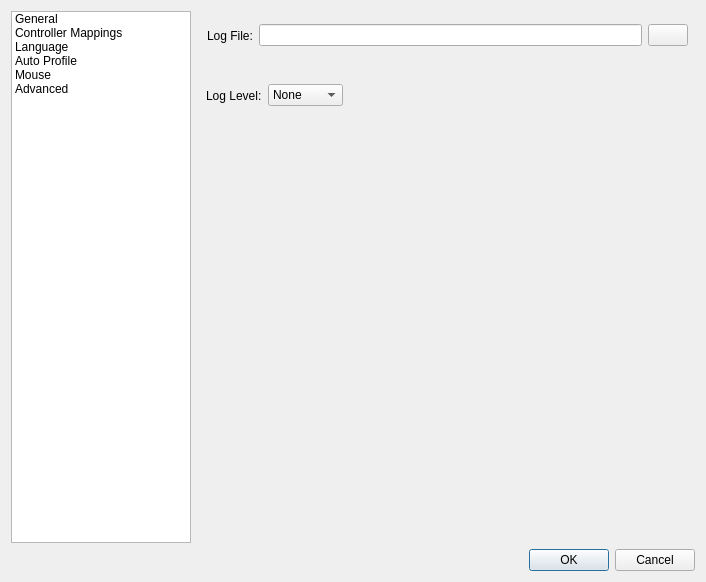
Before: the Qt Designer form src/mainsettingsdialog.ui in AntiMicroX/antimicrox, drawn with Qt 5.
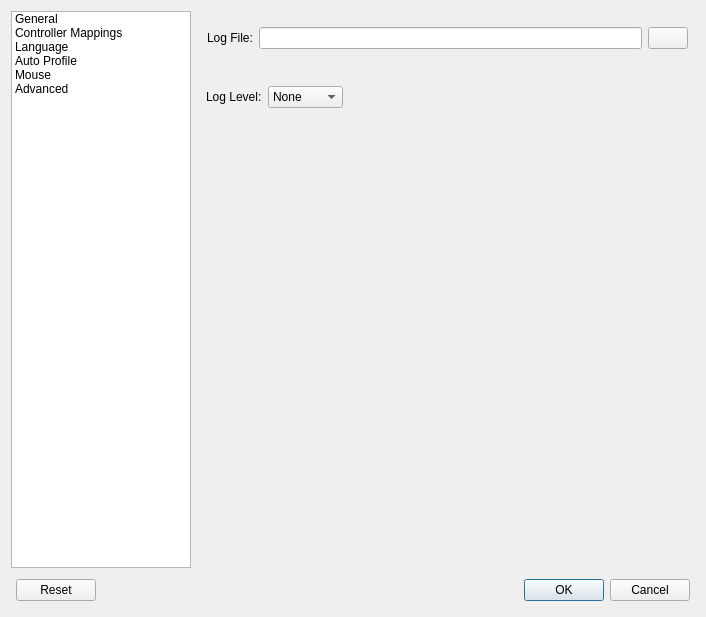
After: the same form once the commit is applied. The open tabs and pages were chosen to show the change. Icons and pictures are not drawn.

Commit message: Added reset settings option

```diff
--- a/src/mainsettingsdialog.ui
+++ b/src/mainsettingsdialog.ui
@@ -10,7 +10,7 @@
     <x>0</x>
     <y>0</y>
     <width>706</width>
-    <height>582</height>
+    <height>617</height>
    </rect>
   </property>
   <property name="minimumSize">
@@ -1205,7 +1205,7 @@
            <x>10</x>
            <y>9</y>
            <width>481</width>
-           <height>31</height>
+           <height>36</height>
           </rect>
          </property>
          <layout class="QHBoxLayout" name="horizontalLayout_17">
@@ -1230,7 +1230,7 @@
            <x>9</x>
            <y>69</y>
            <width>481</width>
-           <height>31</height>
+           <height>34</height>
           </rect>
          </property>
          <layout class="QHBoxLayout" name="horizontalLayout_18">
@@ -1294,6 +1294,27 @@
     </layout>
    </item>
    <item>
+    <layout class="QHBoxLayout" name="horizontalLayout_19">
+     <property name="leftMargin">
+      <number>5</number>
+     </property>
+     <property name="topMargin">
+      <number>5</number>
+     </property>
+     <property name="rightMargin">
+      <number>5</number>
+     </property>
+     <property name="bottomMargin">
+      <number>5</number>
+     </property>
+     <item>
+      <widget class="QPushButton" name="resetBtn">
+       <property name="text">
+        <string>Reset</string>
+       </property>
+      </widget>
+     </item>
+     <item>
     <widget class="QDialogButtonBox" name="buttonBox">
      <property name="orientation">
       <enum>Qt::Horizontal</enum>
@@ -1302,6 +1323,8 @@
       <set>QDialogButtonBox::Cancel|QDialogButtonBox::Ok</set>
      </property>
     </widget>
+     </item>
+    </layout>
    </item>
   </layout>
  </widget>
```
Lines whose indentation alone changed are shown as unchanged. The commit also changes 350 other files.
